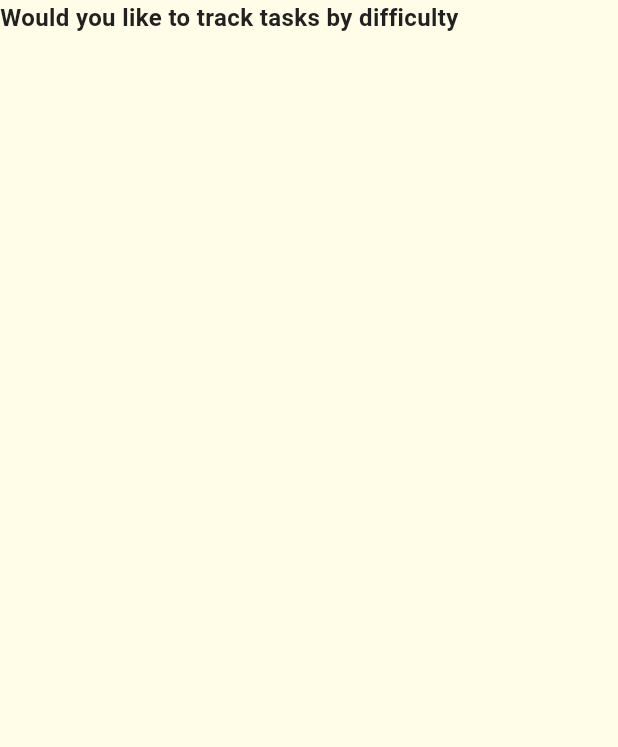
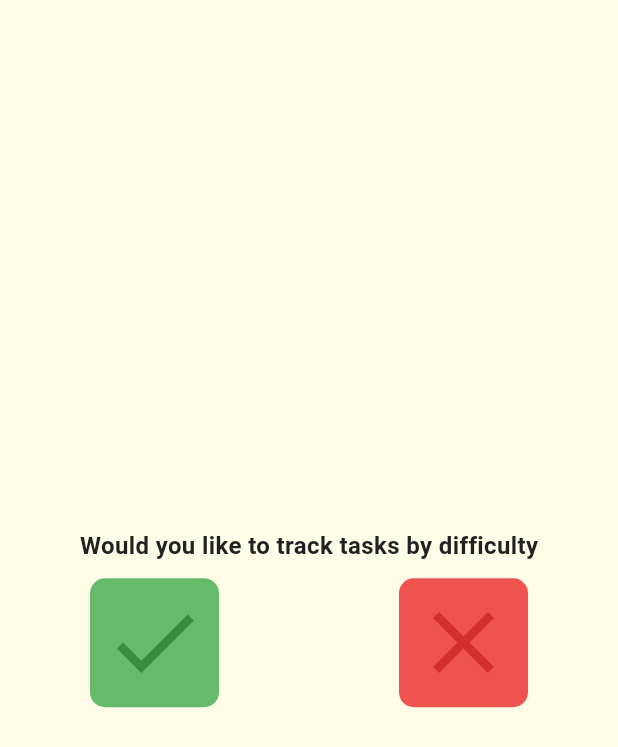
Before and after one commit to Grld-Andy/Todo_Marker, a Flutter app: the Form3Page screen opened directly, on a phone screen of 412 x 824 dp. Shown: the top 747 px of the screen. Run offline on Flutter 3.47's test engine with Material 3 defaults, Android fonts, the phone set to English and light mode, and no system bars.

Commit message:
create form 3

```diff
--- a/lib/features/onboarding/presentation/pages/form_3_page.dart
+++ b/lib/features/onboarding/presentation/pages/form_3_page.dart
@@ -8,8 +8,39 @@ class Form3Page extends StatelessWidget {
   Widget build(BuildContext context) {
     return Scaffold(
       body: Column(
+        mainAxisAlignment: MainAxisAlignment.center,
+        spacing: 10,
         children: [
-          H1Text(text: "Would you like to track tasks by difficulty")
+          H1Text(text: "Would you like to track tasks by difficulty"),
+          Row(
+            mainAxisAlignment: MainAxisAlignment.spaceAround,
+            children: [
+              IconButton(
+                onPressed: (){},
+                icon: Icon(Icons.check),
+                style: IconButton.styleFrom(
+                  backgroundColor: Colors.green[400],
+                  foregroundColor: Colors.green[700],
+                  shape: RoundedRectangleBorder(
+                    borderRadius: BorderRadiusGeometry.circular(10)
+                  ),
+                  iconSize: 70
+                ),
+              ),
+              IconButton(
+                onPressed: (){},
+                icon: Icon(Icons.close),
+                style: IconButton.styleFrom(
+                  backgroundColor: Colors.red[400],
+                  foregroundColor: Colors.red[700],
+                  shape: RoundedRectangleBorder(
+                    borderRadius: BorderRadiusGeometry.circular(10)
+                  ),
+                  iconSize: 70
+                )
+              ),
+            ],
+          )
         ],
       )
     );
```
